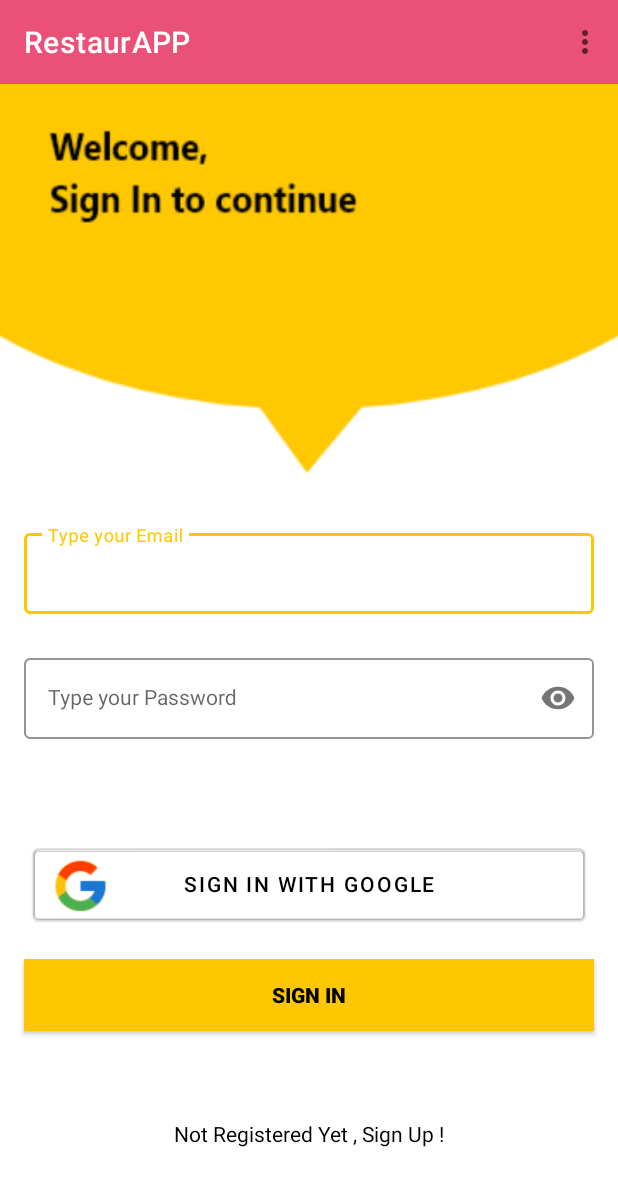
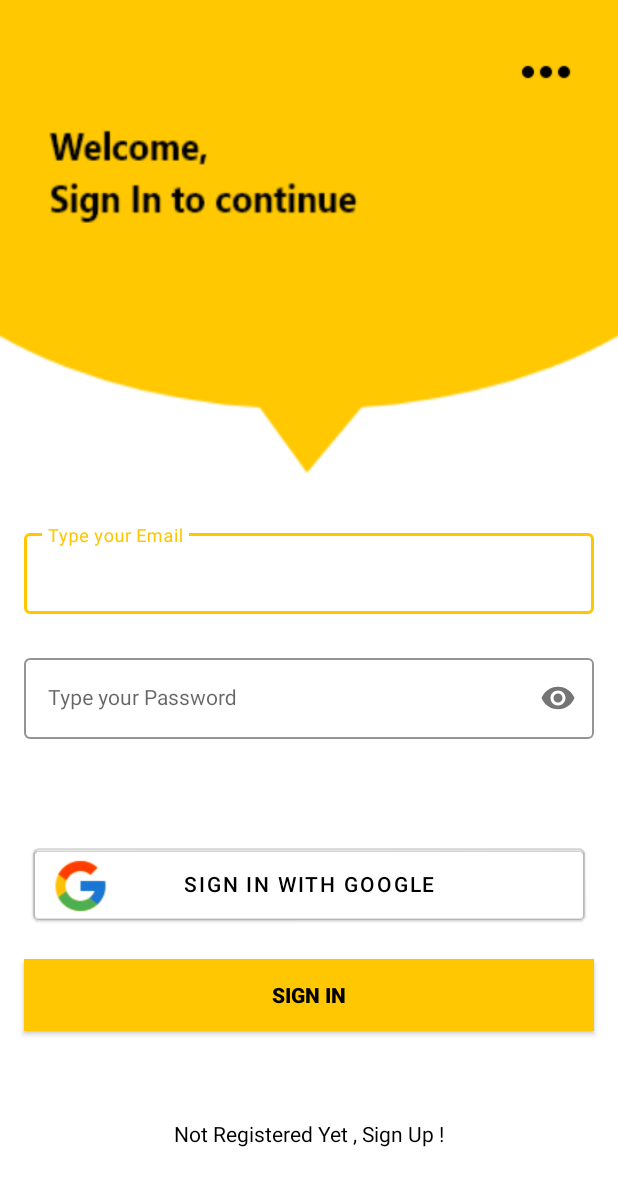
Before and after one commit to DavidAntunezPerez/RestaurAPP_Android, an Android app: the screen it shows after launch (SignInActivity), on a phone screen of 412 x 824 dp. Shown: the top 1186 px of the screen. Run offline under Robolectric (Android 15) with nearby library versions, the phone set to English and light mode, and no system bars; our stand-ins replace Firebase (no records; nobody signed in at launch, a user with empty details on screens opened directly).

Commit message:
Language change is now handled by a button that pops the menu of languages in SignInActivity.

```diff
--- a/app/src/main/java/com/example/restaurapp/activities/SignInActivity.kt
+++ b/app/src/main/java/com/example/restaurapp/activities/SignInActivity.kt
@@ -6,6 +6,8 @@ import android.content.Intent
 import android.os.Bundle
 import android.view.Menu
 import android.view.MenuItem
+import android.view.View
+import android.widget.PopupMenu
 import android.widget.Toast
 import androidx.activity.result.contract.ActivityResultContracts
 import androidx.appcompat.app.AppCompatActivity
@@ -54,9 +56,10 @@ class SignInActivity : AppCompatActivity() {
         firestore = FirebaseFirestore.getInstance()
 
 
-        // SET ACTION TOOLBAR
-        val toolbar: Toolbar = binding.signInToolbar
-        setSupportActionBar(toolbar)
+        // SET LANG CHANGE BUTTON
+        binding.btnChangeLang.setOnClickListener {
+            showLanguagePopupMenu(it)
+        }
 
         // SETTING BUTTON FUNCTIONALITIES
 
@@ -199,14 +202,14 @@ class SignInActivity : AppCompatActivity() {
         }
     }
 
-    // LANGUAGE MENU INFLATION
-    override fun onCreateOptionsMenu(menu: Menu): Boolean {
-        menuInflater.inflate(R.menu.menu_language, menu)
-        return true
-    }
+    // SET UP THE MENU
+    // Show a popup menu with language options
+    private fun showLanguagePopupMenu(view: View) {
+        val popupMenu = PopupMenu(this, view)
+        popupMenu.menuInflater.inflate(R.menu.menu_language, popupMenu.menu)
 
-    override fun onOptionsItemSelected(item: MenuItem): Boolean {
-        return when (item.itemId) {
+        popupMenu.setOnMenuItemClickListener { item ->
+            when (item.itemId) {
                 R.id.action_english -> {
                     setLocale(Locale.ENGLISH, true)
                     saveLanguage("en") // Save the language in shared preferences
@@ -218,10 +221,14 @@ class SignInActivity : AppCompatActivity() {
                     saveLanguage("es") // Save the language in shared preferences
                     true
                 }
-            // Handle other language items here
-            else -> super.onOptionsItemSelected(item)
+
+                else -> false
             }
         }
+
+        popupMenu.show()
+    }
+
 
     // Set the app's locale
     private fun setLocale(locale: Locale, onRecreate: Boolean) {
--- a/app/src/main/res/layout/activity_sign_in.xml
+++ b/app/src/main/res/layout/activity_sign_in.xml
@@ -7,16 +7,16 @@
     android:background="@drawable/signin_screen"
     tools:context=".activities.SignInActivity">
 
-    <androidx.appcompat.widget.Toolbar
-        android:id="@+id/signInToolbar"
-        android:layout_width="match_parent"
-        android:layout_height="?attr/actionBarSize"
-        android:background="?attr/colorPrimary"
+    <ImageView
+        android:id="@+id/btnChangeLang"
+        android:layout_width="wrap_content"
+        android:layout_height="wrap_content"
+        android:layout_marginTop="16dp"
+        android:layout_marginEnd="16dp"
+        android:padding="8dp"
+        android:src="@drawable/ic_more_horizontal"
         app:layout_constraintEnd_toEndOf="parent"
-        app:layout_constraintStart_toStartOf="parent"
-        app:layout_constraintTop_toTopOf="parent"
-        app:popupTheme="@style/ThemeOverlay.AppCompat.Light"
-        app:titleTextColor="@android:color/white" />
+        app:layout_constraintTop_toTopOf="parent" />
 
 
     <com.google.android.material.textfield.TextInputLayout
```
Also changed, not shown: app/src/main/AndroidManifest.xml (+5 -7 lines). Lines whose indentation alone changed are shown as unchanged.
